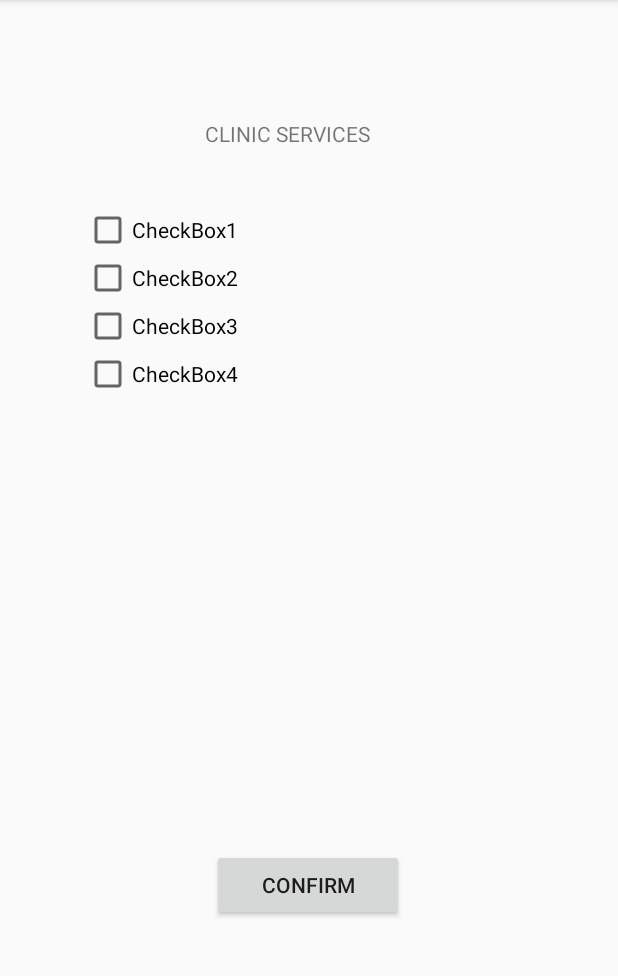
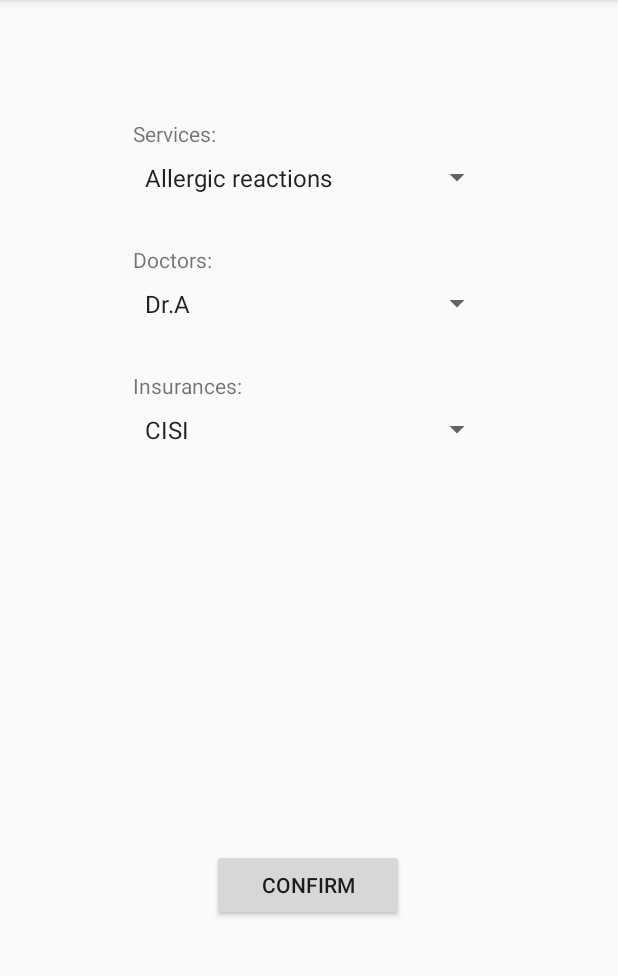
Before and after one commit to changer666666/Anti-COVID, an Android app: the SecondActivity screen opened directly, with no data from a screen before it, on a phone screen of 412 x 824 dp, the part 84-1060 px from its top. Run offline under Robolectric (Android 15) with nearby library versions, the phone set to English and light mode, and no system bars.

Commit message:
update second activity with spinner and third activity

```diff
--- a/android/app/src/main/AndroidManifest.xml
+++ b/android/app/src/main/AndroidManifest.xml
@@ -10,6 +10,7 @@
         android:supportsRtl="true"
         android:theme="@style/AppTheme">
         <activity android:name=".SecondActivity"/>
+        <activity android:name=".ThirdActivity"/>
         <activity android:name=".MainActivity"
             android:configChanges="orientation|screenSize">
             <intent-filter>
--- a/android/app/src/main/java/com/example/anticovid/SecondActivity.kt
+++ b/android/app/src/main/java/com/example/anticovid/SecondActivity.kt
@@ -1,12 +1,91 @@
 package com.example.anticovid
 
+import android.content.Intent
+import android.os.Bundle
+import android.util.Log
+import android.view.View
+import android.widget.AdapterView
+import android.widget.AdapterView.OnItemSelectedListener
+import android.widget.ArrayAdapter
+import android.widget.Spinner
+import android.widget.Toast
 import androidx.appcompat.app.AppCompatActivity
-import android.os.Bundle
 
 class SecondActivity : AppCompatActivity() {
+
+    private lateinit var serviceSpinner: Spinner
+    private lateinit var doctorSpinner: Spinner
+    private lateinit var insuranceSpinner: Spinner
+
+    private lateinit var pickedService : String
+    private lateinit var pickedDr: String
+    private lateinit var pickedInsurance: String
 
     override fun onCreate(savedInstanceState: Bundle?) {
         super.onCreate(savedInstanceState)
         setContentView(R.layout.second_activity)
+
+        serviceSpinner = findViewById(R.id.spinner1)
+        doctorSpinner = findViewById(R.id.spinner2)
+        insuranceSpinner = findViewById(R.id.spinner3)
+
+        val serviceOp = resources.getStringArray(R.array.service_option)
+        val doctorOp = resources.getStringArray(R.array.doctor_option)
+        val insuranceOp = resources.getStringArray(R.array.insurance_option)
+
+        serviceSpinner.adapter = ArrayAdapter(this, android.R.layout.simple_spinner_item, serviceOp)
+        doctorSpinner.adapter = ArrayAdapter(this, android.R.layout.simple_spinner_item, doctorOp)
+        insuranceSpinner.adapter = ArrayAdapter(this, android.R.layout.simple_spinner_item, insuranceOp)
+
+        serviceSpinner.onItemSelectedListener = object : AdapterView.OnItemSelectedListener{
+            override fun onNothingSelected(parent: AdapterView<*>?) {
+                Toast.makeText( this@SecondActivity, "Select one to continue", Toast.LENGTH_SHORT).show()
+            }
+
+            override fun onItemSelected(parent: AdapterView<*>, view: View, position: Int, id: Long){
+                pickedService = serviceOp.get(position)
+                Log.d("tag", "service: $pickedService")
+                Toast.makeText( this@SecondActivity, "option: $pickedService", Toast.LENGTH_SHORT).show()
+            }
+        }
+
+        doctorSpinner.onItemSelectedListener = object : AdapterView.OnItemSelectedListener {
+            override fun onNothingSelected(parent: AdapterView<*>?) {
+                //do nothing
+            }
+
+            override fun onItemSelected(parent: AdapterView<*>, view: View, position: Int, id: Long) {
+                pickedDr = doctorOp.get(position)
+                Toast.makeText(this@SecondActivity, "option: $pickedDr", Toast.LENGTH_SHORT).show()
+            }
+        }
+
+        insuranceSpinner.onItemSelectedListener = object : AdapterView.OnItemSelectedListener {
+            override fun onNothingSelected(parent: AdapterView<*>?) {
+                //do nothing
+            }
+
+            override fun onItemSelected(parent: AdapterView<*>, view: View, position: Int, id: Long) {
+                pickedInsurance = insuranceOp.get(position)
+                Toast.makeText(this@SecondActivity, "option: $pickedInsurance", Toast.LENGTH_SHORT).show()
+            }
+        }
+    }
+
+    fun confirmed(view: View){
+        var list = ArrayList<String>()
+        list.add(pickedService)
+        list.add(pickedDr)
+        list.add(pickedInsurance)
+
+        val intent = Intent(this, ThirdActivity::class.java)
+//        intent.putExtra(KEY, list)
+        intent.putExtra(KEY, list)
+        startActivityForResult(intent, RCODE)
+    }
+
+    companion object{
+        const val KEY = "KEY"
+        const val RCODE = 123
     }
 }
--- a/android/app/src/main/res/layout/second_activity.xml
+++ b/android/app/src/main/res/layout/second_activity.xml
@@ -6,47 +6,11 @@
     android:layout_width="match_parent"
     android:layout_height="match_parent">
 
-    <CheckBox
-        android:id="@+id/checkBox"
-        android:layout_width="300dp"
-        android:layout_height="wrap_content"
-        android:layout_marginTop="32dp"
-        android:text="CheckBox1"
-        app:layout_constraintEnd_toEndOf="@+id/textView2"
-        app:layout_constraintStart_toStartOf="@+id/textView2"
-        app:layout_constraintTop_toBottomOf="@+id/textView2" />
-
-    <CheckBox
-        android:id="@+id/checkBox2"
-        android:layout_width="300dp"
-        android:layout_height="wrap_content"
-        android:text="CheckBox2"
-        app:layout_constraintEnd_toEndOf="@+id/checkBox"
-        app:layout_constraintStart_toStartOf="@+id/checkBox"
-        app:layout_constraintTop_toBottomOf="@+id/checkBox" />
-
-    <CheckBox
-        android:id="@+id/checkBox3"
-        android:layout_width="300dp"
-        android:layout_height="wrap_content"
-        android:text="CheckBox3"
-        app:layout_constraintEnd_toEndOf="@+id/checkBox2"
-        app:layout_constraintStart_toStartOf="@+id/checkBox2"
-        app:layout_constraintTop_toBottomOf="@+id/checkBox2" />
-
-    <CheckBox
-        android:id="@+id/checkBox4"
-        android:layout_width="300dp"
-        android:layout_height="wrap_content"
-        android:text="CheckBox4"
-        app:layout_constraintEnd_toEndOf="@+id/checkBox3"
-        app:layout_constraintStart_toStartOf="@+id/checkBox3"
-        app:layout_constraintTop_toBottomOf="@+id/checkBox3" />
-
     <Button
         android:id="@+id/button3"
         android:layout_width="128dp"
         android:layout_height="48dp"
+        android:onClick="confirmed"
         android:text="Confirm"
         app:layout_constraintBottom_toBottomOf="parent"
         app:layout_constraintEnd_toEndOf="parent"
@@ -57,13 +21,58 @@
 
     <TextView
         android:id="@+id/textView2"
-        android:layout_width="138dp"
+        android:layout_width="240dp"
         android:layout_height="26dp"
-        android:text="CLINIC SERVICES"
+        android:text="Services:"
         app:layout_constraintBottom_toBottomOf="parent"
         app:layout_constraintEnd_toEndOf="parent"
-        app:layout_constraintHorizontal_bias="0.498"
+        app:layout_constraintHorizontal_bias="0.516"
         app:layout_constraintStart_toStartOf="parent"
         app:layout_constraintTop_toTopOf="parent"
         app:layout_constraintVertical_bias="0.107" />
+
+    <TextView
+        android:id="@+id/textView3"
+        android:layout_width="240dp"
+        android:layout_height="26dp"
+        android:layout_marginTop="32dp"
+        android:text="Doctors:"
+        app:layout_constraintEnd_toEndOf="@+id/spinner1"
+        app:layout_constraintStart_toStartOf="@+id/spinner1"
+        app:layout_constraintTop_toBottomOf="@+id/spinner1" />
+
+    <TextView
+        android:id="@+id/textView4"
+        android:layout_width="240dp"
+        android:layout_height="26dp"
+        android:layout_marginTop="32dp"
+        android:text="Insurances:"
+        app:layout_constraintEnd_toEndOf="@+id/spinner2"
+        app:layout_constraintHorizontal_bias="1.0"
+        app:layout_constraintStart_toStartOf="@+id/spinner2"
+        app:layout_constraintTop_toBottomOf="@+id/spinner2" />
+
+    <Spinner
+        android:id="@+id/spinner1"
+        android:layout_width="240dp"
+        android:layout_height="26dp"
+        app:layout_constraintEnd_toEndOf="@+id/textView2"
+        app:layout_constraintStart_toStartOf="@+id/textView2"
+        app:layout_constraintTop_toBottomOf="@+id/textView2" />
+
+    <Spinner
+        android:id="@+id/spinner2"
+        android:layout_width="240dp"
+        android:layout_height="26dp"
+        app:layout_constraintEnd_toEndOf="@+id/textView3"
+        app:layout_constraintStart_toStartOf="@+id/textView3"
+        app:layout_constraintTop_toBottomOf="@+id/textView3" />
+
+    <Spinner
+        android:id="@+id/spinner3"
+        android:layout_width="240dp"
+        android:layout_height="26dp"
+        app:layout_constraintEnd_toEndOf="@+id/textView4"
+        app:layout_constraintStart_toStartOf="@+id/textView4"
+        app:layout_constraintTop_toBottomOf="@+id/textView4" />
 </androidx.constraintlayout.widget.ConstraintLayout>
--- a/android/app/src/main/res/values/strings.xml
+++ b/android/app/src/main/res/values/strings.xml
@@ -1,3 +1,27 @@
 <resources>
     <string name="app_name">AntiCOVID</string>
+
+    <string-array name="service_option">
+        <item>Allergic reactions</item>
+        <item>Cuts, burns, bug bites and animal bites</item>
+        <item>Falls, sprains, strains, and broken bones</item>
+        <item>Colds and flus</item>
+        <item>Pink eye</item>
+        <item>Ear infections</item>
+        <item>Sinus pressure</item>
+        <item>Bronchitis and strep throat</item>
+    </string-array>
+
+    <string-array name="doctor_option">
+        <item>Dr.A</item>
+        <item>Dr.B</item>
+    </string-array>
+
+    <string-array name="insurance_option">
+        <item>CISI</item>
+        <item>Anthem, Inc.</item>
+        <item>UnitedHealth</item>
+        <item>Kaiser Foundation</item>
+    </string-array>
+
 </resources>
```
Also changed, not shown: android/app/src/main/java/com/example/anticovid/ThirdActivity.kt (added, +90 -0 lines), android/app/src/main/res/layout/third_activity.xml (added, +73 -0 lines), android/app/src/main/res/drawable-v24/creditlogo.png (added), android/app/src/main/res/drawable-v24/paylogo.jpg (added).
